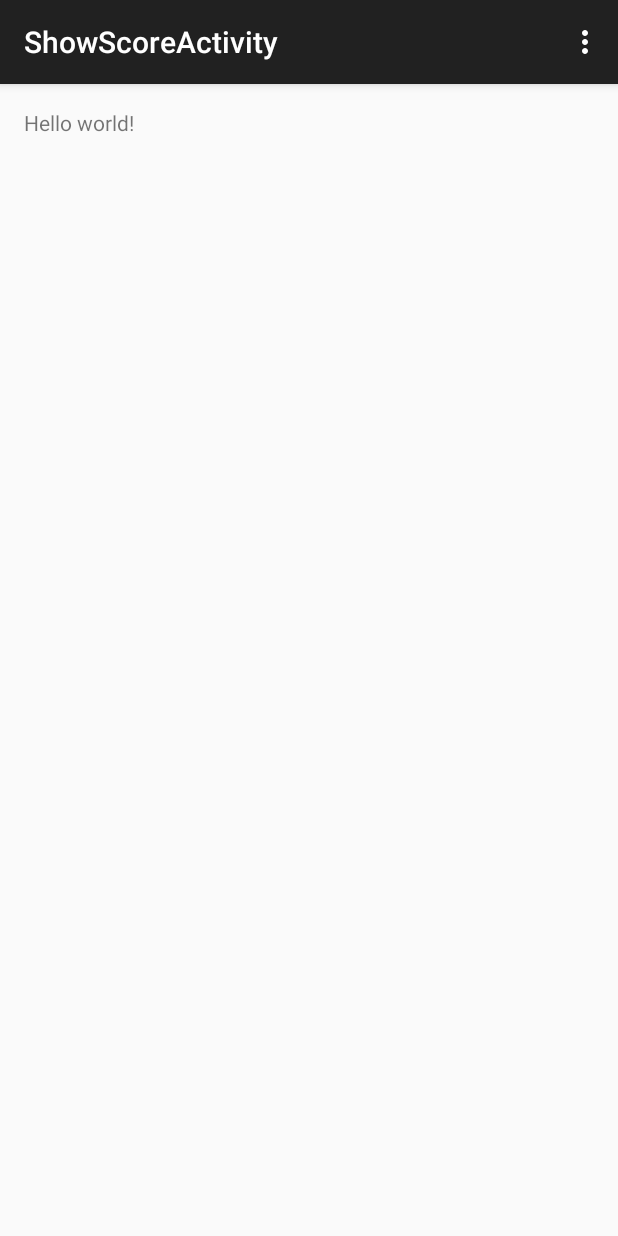
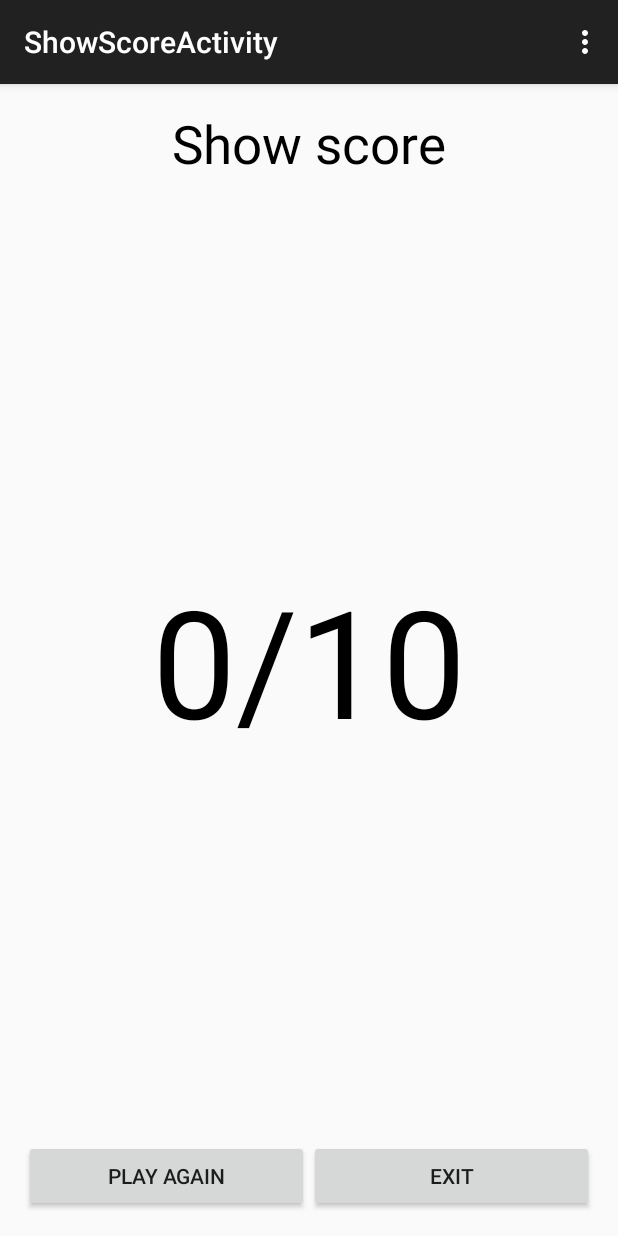
Before and after one commit to landtanin/IshiharaPrac3, an Android app: the ShowScoreActivity screen opened directly, with no data from a screen before it, on a phone screen of 412 x 824 dp. Run offline under Robolectric (Android 15) with nearby library versions, the phone set to English and light mode, and no system bars; 1 statement that could not run was skipped.

Commit message:
done click play and click exit

```diff
--- a/app/src/main/java/silica/landtanin/ishiharaprac3/MainActivity.java
+++ b/app/src/main/java/silica/landtanin/ishiharaprac3/MainActivity.java
@@ -187,7 +187,7 @@ public class MainActivity extends AppCompatActivity {
 
     private void IntentToShowScore() {
         Intent objIntent = new Intent(MainActivity.this,ShowScoreActivity.class);
-        objIntent.putExtra("Score", scoreAnInt);
+        objIntent.putExtra("Score", scoreAnInt); //send total score to ShowScoreActivity, Score in double quote is like a keyword to let the otherside know where to put this value
         startActivity(objIntent);
         finish();
 
--- a/app/src/main/java/silica/landtanin/ishiharaprac3/ShowScoreActivity.java
+++ b/app/src/main/java/silica/landtanin/ishiharaprac3/ShowScoreActivity.java
@@ -1,9 +1,12 @@
 package silica.landtanin.ishiharaprac3;
 
+import android.content.Intent;
 import android.support.v7.app.AppCompatActivity;
 import android.os.Bundle;
 import android.view.Menu;
 import android.view.MenuItem;
+import android.view.View;
+import android.widget.TextView;
 
 public class ShowScoreActivity extends AppCompatActivity {
 
@@ -11,7 +14,30 @@ public class ShowScoreActivity extends AppCompatActivity {
     protected void onCreate(Bundle savedInstanceState) {
         super.onCreate(savedInstanceState);
         setContentView(R.layout.activity_show_score);
+
+        //Show Score
+        showScore();
+
+    } //On create
+
+    public void clickPlay(View view) {
+        Intent objIntent = new Intent(ShowScoreActivity.this, MainActivity.class);
+        startActivity(objIntent);
+        finish();
     }
+
+    public void clickExit(View view) {
+        finish();
+    }
+
+    private void showScore() {
+
+        TextView scoreTextView = (TextView) findViewById(R.id.txtScore);
+        int intScore = getIntent().getExtras().getInt("Score");
+
+        scoreTextView.setText(Integer.toString(intScore) + "/10");
+
+    } //Show Score
 
     @Override
     public boolean onCreateOptionsMenu(Menu menu) {
--- a/app/src/main/res/layout/activity_show_score.xml
+++ b/app/src/main/res/layout/activity_show_score.xml
@@ -6,7 +6,45 @@
     android:paddingBottom="@dimen/activity_vertical_margin"
     tools:context="silica.landtanin.ishiharaprac3.ShowScoreActivity">
 
-    <TextView android:text="@string/hello_world" android:layout_width="wrap_content"
-        android:layout_height="wrap_content" />
+    <TextView android:text="Show score" android:layout_width="wrap_content"
+        android:layout_height="wrap_content"
+        android:id="@+id/txtShowScore"
+        android:textSize="@dimen/head1size"
+        android:layout_centerHorizontal="true"
+        android:textColor="@color/black" />
+
+    <TextView
+        android:layout_width="wrap_content"
+        android:layout_height="wrap_content"
+        android:text="10/10"
+        android:id="@+id/txtScore"
+        android:layout_centerInParent="true"
+        android:textColor="@color/black"
+        android:textSize="100dp" />
+
+    <LinearLayout
+        android:orientation="horizontal"
+        android:layout_width="match_parent"
+        android:layout_height="match_parent"
+        android:id="@+id/lineraLayout">
+
+        <Button
+            android:layout_width="match_parent"
+            android:layout_height="wrap_content"
+            android:text="Play again"
+            android:onClick="clickPlay"
+            android:id="@+id/playAgainBut"
+            android:layout_gravity="bottom|right"
+            android:layout_weight="0.5" />
+
+        <Button
+            android:layout_width="match_parent"
+            android:layout_height="wrap_content"
+            android:text="Exit"
+            android:onClick="clickExit"
+            android:id="@+id/ExitBut"
+            android:layout_gravity="bottom"
+            android:layout_weight="0.5" />
+    </LinearLayout>
 
 </RelativeLayout>
```
